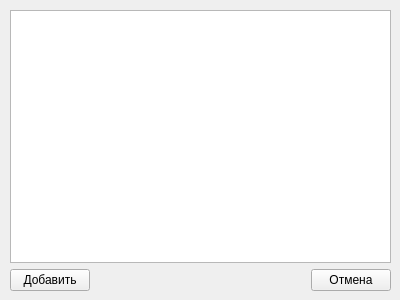
First picture: the form in searchresultform.ui, repository sidorplugin/HearDemoTrackEasy, before the edit.
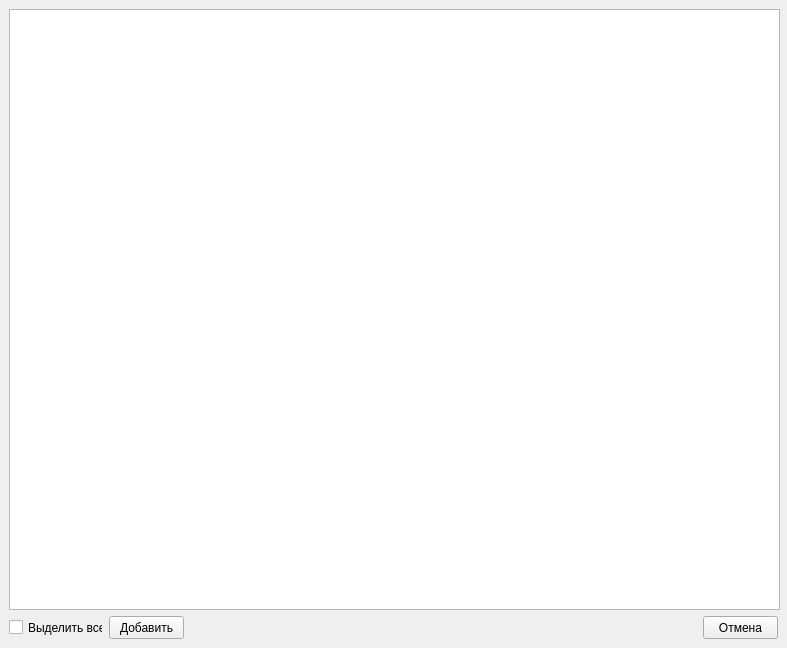
Second picture: the form after the edit. Icons and pictures are not drawn.

Diff of the .ui file:
```diff
--- a/searchresultform.ui
+++ b/searchresultform.ui
@@ -6,58 +6,83 @@
    <rect>
     <x>0</x>
     <y>0</y>
-    <width>400</width>
-    <height>300</height>
+    <width>787</width>
+    <height>648</height>
    </rect>
   </property>
+  <property name="minimumSize">
+   <size>
+    <width>787</width>
+    <height>648</height>
+   </size>
+  </property>
+  <property name="maximumSize">
+   <size>
+    <width>787</width>
+    <height>648</height>
+   </size>
+  </property>
   <property name="windowTitle">
    <string>Результаты поиска</string>
   </property>
-  <widget class="QWidget" name="">
+  <property name="windowIcon">
+   <iconset resource="resources/resources.qrc">
+    <normaloff>:/images_ui/images/search.png</normaloff>:/images_ui/images/search.png</iconset>
+  </property>
+  <widget class="QTableView" name="tableView">
    <property name="geometry">
     <rect>
-     <x>10</x>
-     <y>10</y>
-     <width>381</width>
-     <height>281</height>
+     <x>9</x>
+     <y>9</y>
+     <width>771</width>
+     <height>601</height>
     </rect>
    </property>
-   <layout class="QGridLayout" name="gridLayout">
-    <item row="0" column="0">
-     <widget class="QTableView" name="tableView"/>
-    </item>
-    <item row="1" column="0">
-     <layout class="QHBoxLayout" name="horizontalLayout">
-      <item>
-       <widget class="QPushButton" name="pushButton_AddTracks">
-        <property name="text">
-         <string>Добавить</string>
-        </property>
-       </widget>
-      </item>
-      <item>
-       <spacer name="horizontalSpacer">
-        <property name="orientation">
-         <enum>Qt::Horizontal</enum>
-        </property>
-        <property name="sizeHint" stdset="0">
-         <size>
-          <width>40</width>
-          <height>20</height>
-         </size>
-        </property>
-       </spacer>
-      </item>
-      <item>
-       <widget class="QPushButton" name="pushButton_Cancel">
-        <property name="text">
-         <string>Отмена</string>
-        </property>
-       </widget>
-      </item>
-     </layout>
-    </item>
-   </layout>
+   <property name="minimumSize">
+    <size>
+     <width>0</width>
+     <height>0</height>
+    </size>
+   </property>
+  </widget>
+  <widget class="QCheckBox" name="checkBox">
+   <property name="geometry">
+    <rect>
+     <x>9</x>
+     <y>619</y>
+     <width>94</width>
+     <height>17</height>
+    </rect>
+   </property>
+   <property name="text">
+    <string>Выделить все</string>
+   </property>
+  </widget>
+  <widget class="QPushButton" name="pushButton_AddTracks">
+   <property name="geometry">
+    <rect>
+     <x>109</x>
+     <y>616</y>
+     <width>75</width>
+     <height>23</height>
+    </rect>
+   </property>
+   <property name="text">
+    <string>Добавить</string>
+   </property>
+  </widget>
+  <widget class="QPushButton" name="pushButton_Cancel">
+   <property name="geometry">
+    <rect>
+     <x>703</x>
+     <y>616</y>
+     <width>75</width>
+     <height>23</height>
+    </rect>
+   </property>
+   <property name="text">
+    <string>Отмена</string>
+   </property>
   </widget>
  </widget>
  <resources/>
```
Left out of the diff: 4 changed lines with no effect on the pictures.
